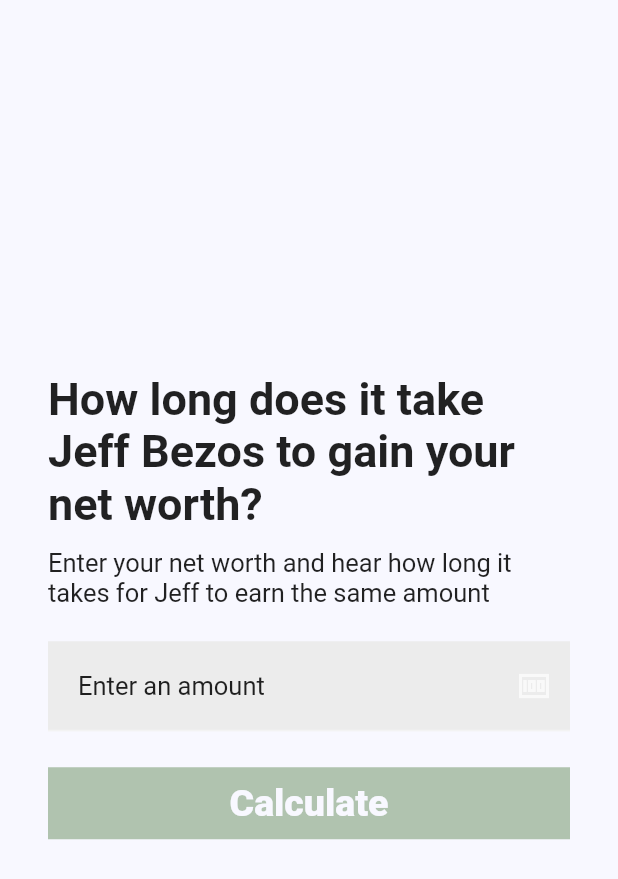
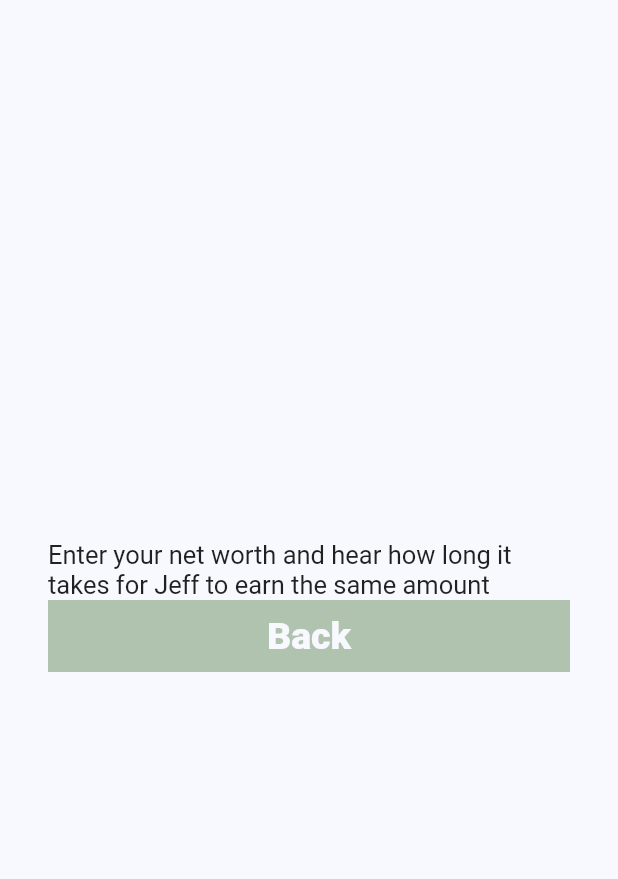
Before and after one commit to benni-dev-ux/net_worth_audiovisualization, a Flutter app: the screen it shows after launch, after a tap on "Calculate", on a phone screen of 412 x 824 dp. Shown: the top 879 px of the screen. Run offline on Flutter 3.47's test engine with Material 2 defaults, Android fonts, the phone set to English and light mode, and no system bars; our stand-ins replace audioplayers.

```diff
--- a/lib/main.dart
+++ b/lib/main.dart
@@ -1,6 +1,7 @@
 import 'package:flutter/material.dart';
 import 'package:flutter/services.dart';
 import 'pages/StartPage.dart';
+import 'pages/DisplayPage.dart';
 
 void main() {
   runApp(MyApp());
@@ -20,6 +21,7 @@ class MyApp extends StatelessWidget {
       initialRoute: '/',
       routes: {
         '/': (context) => StartPage(),
+        '/Display': (context) => DisplayPage(),
       },
     );
   }
--- /dev/null
+++ b/lib/pages/DisplayPage.dart
@@ -0,0 +1,72 @@
+import 'package:audioplayers/audioplayers.dart';
+import 'package:flutter/cupertino.dart';
+import 'package:flutter/material.dart';
+import 'package:flutter/services.dart';
+
+import '../constants.dart';
+
+class DisplayPage extends StatefulWidget {
+
+
+  DisplayPage({Key key}) : super(key: key);
+
+
+  @override
+  _DisplayPageState createState() => _DisplayPageState();
+}
+
+class _DisplayPageState extends State<DisplayPage> {
+
+
+  void _playMoneySound(int duration) async{
+    print('Runnining for '+ duration.toString()+' milliseconds');
+
+    // Start Audio file and stop after duration
+    AudioCache cache= new AudioCache();
+    AudioPlayer player = await cache.play('s1.mp3'); // assign player here
+    await Future.delayed(Duration(milliseconds: duration));
+    player?.stop();
+
+  }
+
+
+
+  @override
+  Widget build(BuildContext context) {
+    int duration = ModalRoute.of(context).settings.arguments;
+    print('Duration is '+ duration.toString());
+    _playMoneySound(duration);
+
+
+    return Scaffold(
+      body: Container(
+        color: kBackgroundColorLight,
+        child: Padding(
+          padding: const EdgeInsets.fromLTRB(32.0, 64.0, 32.0, 80.0),
+          child: Container(
+            child: Column(
+              mainAxisAlignment: MainAxisAlignment.center,
+              mainAxisSize: MainAxisSize.max,
+              children: [
+                Text(
+                    "Enter your net worth and hear how long it takes for Jeff to earn the same amount",
+                    style: kMainTextStyle),
+                Container(
+                  color: kAccentTwo,
+                  width: double.infinity,
+                  child: MaterialButton(
+                    child: Text(
+                      "Back",
+                      style: kMainButtonStyle,
+                    ),
+                    onPressed: () => {Navigator.pop(context)},
+                  ),
+                ),
+              ],
+            ),
+          ),
+        ),
+      ),
+    );
+  }
+}
--- a/lib/pages/StartPage.dart
+++ b/lib/pages/StartPage.dart
@@ -1,4 +1,3 @@
-import 'package:audioplayers/audioplayers.dart';
 import 'package:flutter/cupertino.dart';
 import 'package:flutter/material.dart';
 import 'package:flutter/services.dart';
@@ -13,8 +12,6 @@ class StartPage extends StatefulWidget {
 class _StartPageState extends State<StartPage> {
   final numberInputController = TextEditingController();
 
-
-
   @override
   void dispose() {
     // Clean up the controller when the widget is disposed.
@@ -23,36 +20,28 @@ class _StartPageState extends State<StartPage> {
   }
 
   @override
-  void initState(){
-
+  void initState() {
     super.initState();
   }
 
-  void _playMoneySound() async{
-
+  int calculateDuration() {
     //Get Duration from controller: default 1 second
     int dollarPerSecond = 3600;
-    int numberInput =3600;
+    int numberInput = 3600;
 
     if (numberInputController.text.isNotEmpty)
-      numberInput=int.parse(numberInputController.text);
+      numberInput = int.parse(numberInputController.text);
 
     //calculate running time
-    int playDuration = (numberInput/dollarPerSecond).round()*1000;
+    double dur = (numberInput / dollarPerSecond) * 1000;
+    int playDuration = dur.round();
 
-    print('Runnining for '+ playDuration.toString()+' seconds');
-
-    // Start Audio file and stop after duration
-    AudioCache cache= new AudioCache();
-    AudioPlayer player = await cache.play('s1.mp3'); // assign player here
-    await Future.delayed(Duration(milliseconds: playDuration));
-    player?.stop();
-
+    return playDuration;
   }
-
 
   @override
   Widget build(BuildContext context) {
+    int duration;
     return new Scaffold(
         body: Container(
       color: kBackgroundColorLight,
@@ -101,8 +90,8 @@ class _StartPageState extends State<StartPage> {
                   style: kMainButtonStyle,
                 ),
                 onPressed: () => {
-
-                  _playMoneySound()
+                  duration = calculateDuration(),
+                  Navigator.pushNamed(context, '/Display', arguments: duration)
                 },
               ),
             ),
@@ -111,9 +100,4 @@ class _StartPageState extends State<StartPage> {
       ),
     ));
   }
-
-
-
-
-
 }
```
